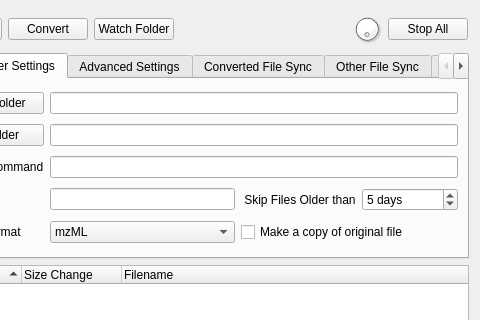
Before: the Qt Designer form src/mzwatcher/mzWatcherGui.ui in eugenemel/maven, drawn with Qt 5; both pictures show x 90 to 570 and y 0 to 320 of the 570 by 599 pixel window.
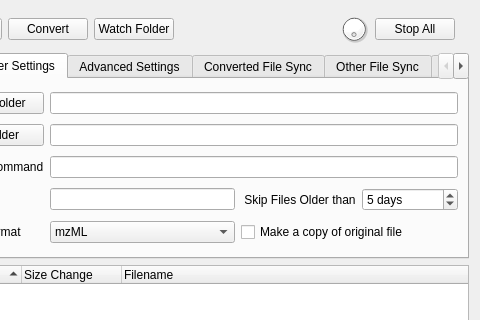
After: the same form once the commit is applied. Icons and pictures are not drawn.

Commit message: Issue 868: Scheduled actions label.

What changed in the file:
```diff
--- a/src/mzwatcher/mzWatcherGui.ui
+++ b/src/mzwatcher/mzWatcherGui.ui
@@ -632,6 +632,13 @@
         </property>
        </widget>
       </item>
+      <item row="0" column="6">
+       <widget class="QLabel" name="scheduledActionsLabel">
+        <property name="text">
+         <string/>
+        </property>
+       </widget>
+      </item>
       <item row="0" column="4">
        <widget class="QDial" name="monitorDial">
         <property name="enabled">
```
The commit also changes 2 other files.
